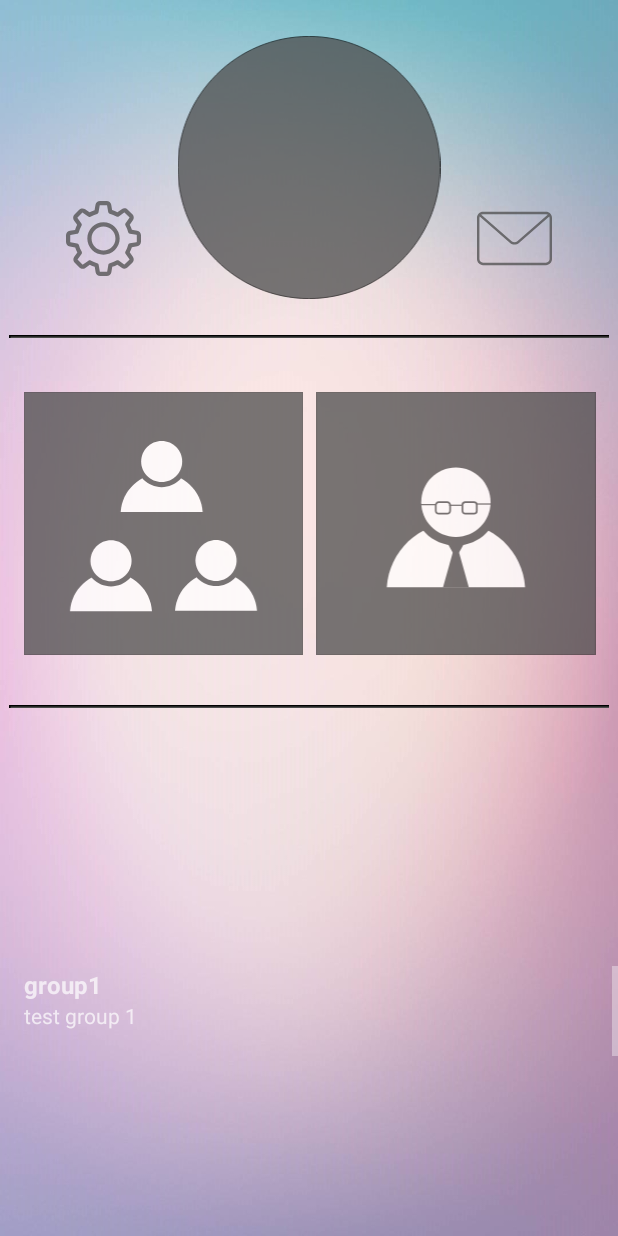
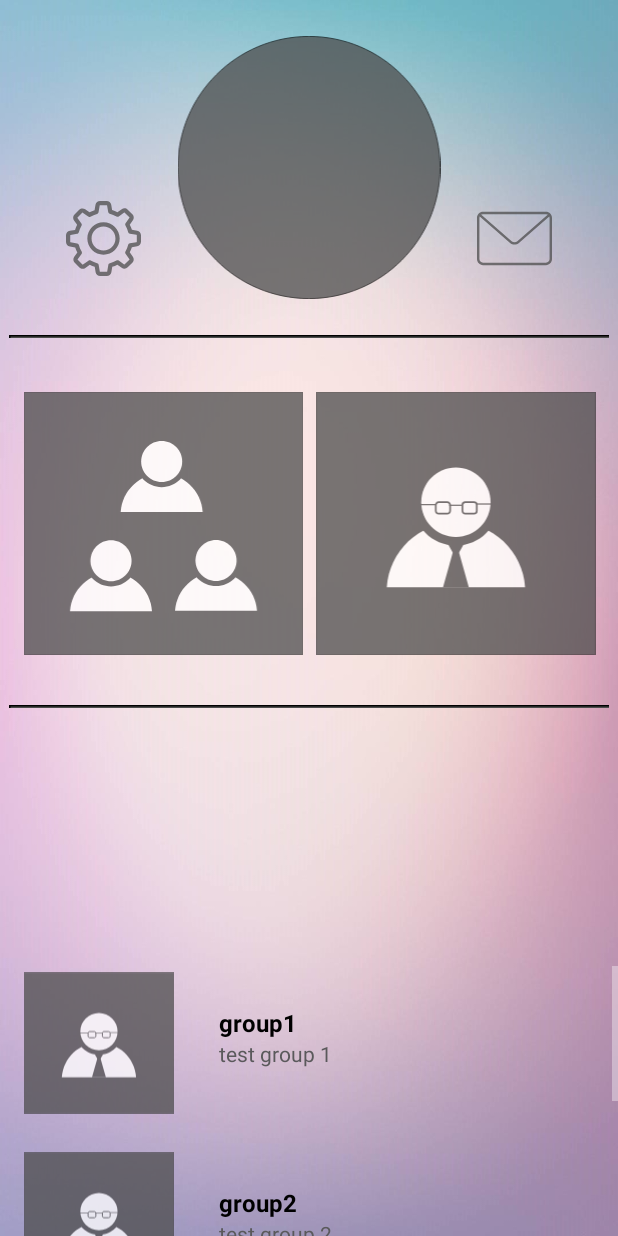
Before and after one commit to RahulChakravarthy/ClassLink, an Android app: the mainAppMenu screen opened directly, with no data from a screen before it, on a phone screen of 412 x 824 dp. Run offline under Robolectric (Android 15) with nearby library versions, the phone set to English and light mode, and no system bars.

Commit message:
Made the recycler nice-looking

```diff
--- a/Source Code/ClassLink/app/src/main/java/app/classlink/favouritesBar/groupAdapter.java
+++ b/Source Code/ClassLink/app/src/main/java/app/classlink/favouritesBar/groupAdapter.java
@@ -8,6 +8,7 @@ import android.support.v7.widget.RecyclerView;
 import android.view.LayoutInflater;
 import android.view.View;
 import android.view.ViewGroup;
+import android.widget.ImageView;
 import android.widget.TextView;
 
 import java.util.List;
@@ -20,13 +21,14 @@ public class groupAdapter extends RecyclerView.Adapter<groupAdapter.MyViewHolder
     private List<studyGroup> groupList;
 
     public class MyViewHolder extends RecyclerView.ViewHolder {
-        public TextView name, description, id;
+        public TextView name, description;
+        public ImageView image;
 
         public MyViewHolder(View view) {
             super(view);
             name = (TextView) view.findViewById(R.id.name);
             description = (TextView) view.findViewById(R.id.description);
-            id = (TextView) view.findViewById(R.id.id);
+            image = (ImageView) view.findViewById(R.id.image);
         }
     }
 
@@ -45,7 +47,8 @@ public class groupAdapter extends RecyclerView.Adapter<groupAdapter.MyViewHolder
         studyGroup studyGroup = groupList.get(position);
         holder.name.setText(studyGroup.getGroupName());
         holder.description.setText(studyGroup.getGroupDescription());
-//        holder.id.setText(studyGroup.getGroupId());
+        //holder.image.setImageResource();
+        //fill this in when database is working
 
     }
 
--- a/Source Code/ClassLink/app/src/main/res/layout/group_list_row.xml
+++ b/Source Code/ClassLink/app/src/main/res/layout/group_list_row.xml
@@ -1,7 +1,8 @@
 <?xml version="1.0" encoding="utf-8"?>
 <RelativeLayout xmlns:android="http://schemas.android.com/apk/res/android"
+    xmlns:app="http://schemas.android.com/apk/res-auto"
     android:layout_width="match_parent"
-    android:layout_height="match_parent"
+    android:layout_height="120dp"
     android:focusable="true"
     android:paddingLeft="16dp"
     android:paddingRight="16dp"
@@ -11,25 +12,33 @@
     android:background="?android:attr/selectableItemBackground"
     android:orientation="horizontal">
 
+    <ImageView
+        android:id="@+id/image"
+        android:layout_width="100dp"
+        android:layout_height="100dp"
+        app:srcCompat="@drawable/button_lecture_grey"
+        android:layout_alignParentTop="true"
+        android:layout_alignParentStart="true"
+        android:alpha="0.75" />
+
     <TextView
         android:id="@+id/name"
         android:textSize="16dp"
         android:textStyle="bold"
+        android:layout_height="wrap_content"
+        android:layout_width="250dp"
         android:layout_alignParentTop="true"
-        android:layout_width="match_parent"
-        android:layout_height="wrap_content" />
+        android:layout_alignParentEnd="true"
+        android:layout_marginTop="25dp"
+        android:textColor="@android:color/black" />
 
     <TextView
         android:id="@+id/description"
-        android:layout_below="@id/name"
-        android:layout_width="match_parent"
-        android:layout_height="wrap_content" />
-
-    <TextView
-        android:id="@+id/id"
-        android:layout_width="wrap_content"
-        android:layout_alignParentRight="true"
-        android:layout_height="wrap_content" />
+        android:layout_width="250dp"
+        android:layout_height="wrap_content"
+        android:layout_below="@+id/name"
+        android:layout_alignParentEnd="true"
+        android:textColor="?attr/colorButtonNormal" />
     >
 
 </RelativeLayout>
```
